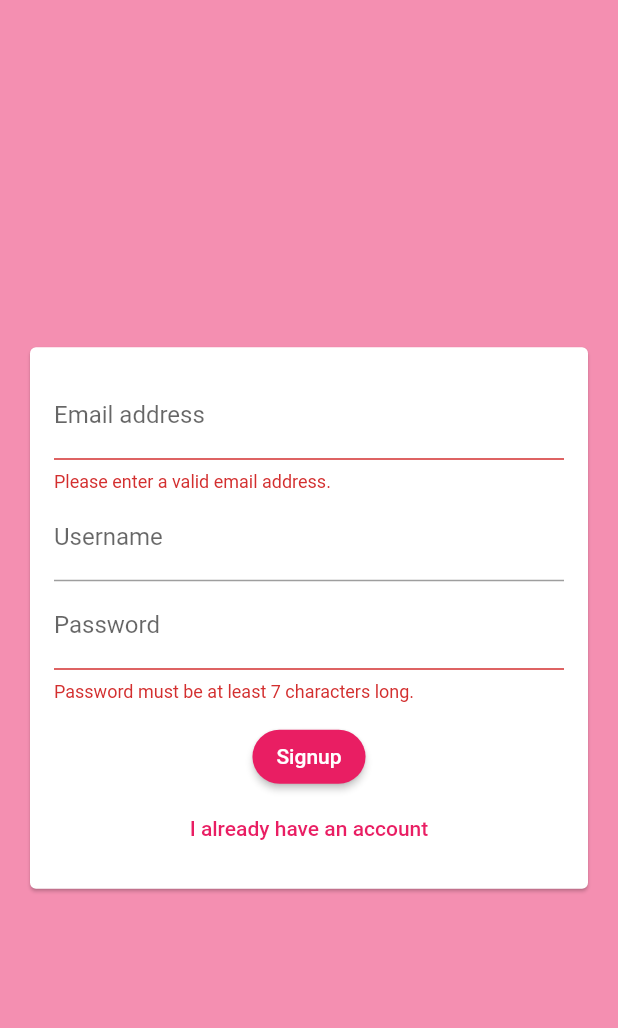
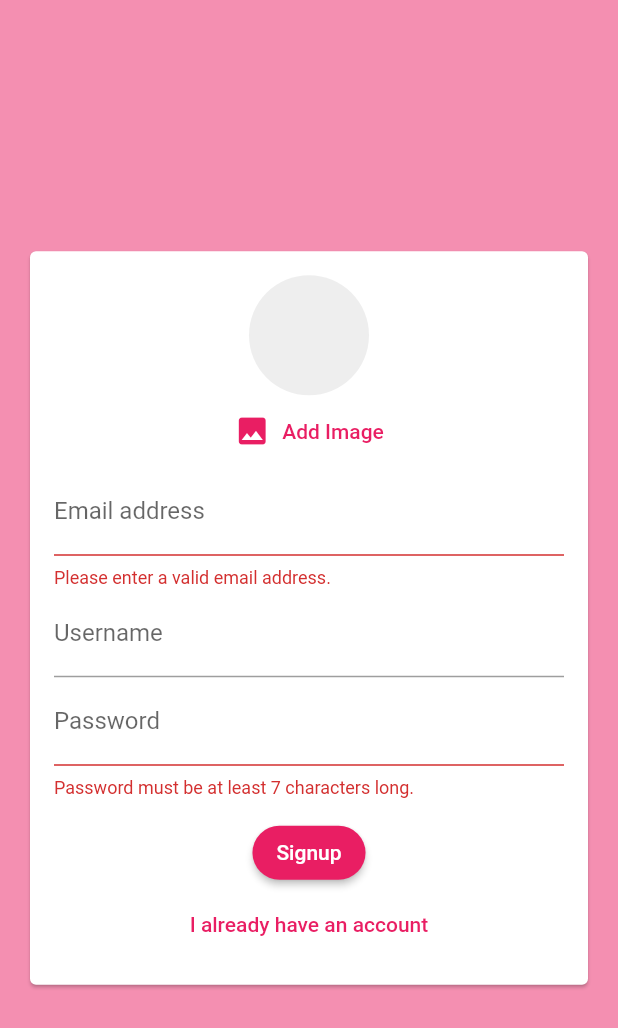
Before and after one commit to amberwilson/flutter-dart-complete-guide, a Flutter app: the screen it shows after launch, after a tap on "Login", after a tap on "Create new account", on a phone screen of 412 x 824 dp. Shown: the top 1028 px of the screen. Run offline on Flutter 3.47's test engine with Material 2 defaults, Android fonts, the phone set to English and light mode, and no system bars; our stand-ins replace cloud_firestore, firebase_auth, firebase_core, image_picker; accounts and stored records are empty.

Commit message:
Include avatar picker

```diff
--- a/chat_app/lib/screens/auth_screen.dart
+++ b/chat_app/lib/screens/auth_screen.dart
@@ -1,3 +1,5 @@
+import 'dart:io';
+
 import 'package:chat_app/widgets/auth/auth_form.dart';
 import 'package:cloud_firestore/cloud_firestore.dart';
 import 'package:firebase_auth/firebase_auth.dart';
@@ -19,6 +21,7 @@ class _AuthScreenState extends State<AuthScreen> {
     String password,
     String username,
     bool isLogin,
+    File userImageFile,
   ) async {
     setState(() {
       _isLoading = true;
--- a/chat_app/lib/widgets/auth/auth_form.dart
+++ b/chat_app/lib/widgets/auth/auth_form.dart
@@ -1,4 +1,8 @@
+import 'dart:io';
+
 import 'package:flutter/material.dart';
+
+import 'user_image_picker.dart';
 
 class AuthForm extends StatefulWidget {
   bool isLoading = false;
@@ -7,6 +11,7 @@ class AuthForm extends StatefulWidget {
     String password,
     String username,
     bool isLogin,
+    File userImageFile,
   ) submitFn;
 
   AuthForm(this.submitFn, this.isLoading, {Key? key}) : super(key: key);
@@ -21,8 +26,18 @@ class _AuthFormState extends State<AuthForm> {
   var _email = '';
   var _username = '';
   var _password = '';
+  File? _userImageFile;
 
   void _trySubmit() {
+    if (!_isLogin && _userImageFile == null) {
+      ScaffoldMessenger.of(context).showSnackBar(SnackBar(
+        content: const Text('Please pick an image.'),
+        backgroundColor: Theme.of(context).errorColor,
+      ));
+
+      return;
+    }
+
     if (_formKey.currentState!.validate()) {
       _formKey.currentState?.save();
       widget.submitFn(
@@ -30,6 +45,7 @@ class _AuthFormState extends State<AuthForm> {
         _password.trim(),
         _username.trim(),
         _isLogin,
+        _userImageFile!,
       );
     }
     FocusScope.of(context).unfocus();
@@ -48,6 +64,7 @@ class _AuthFormState extends State<AuthForm> {
               child: Column(
                 mainAxisSize: MainAxisSize.min,
                 children: [
+                  if (!_isLogin) UserImagePicker(_pickedImage),
                   TextFormField(
                     key: const ValueKey('email'),
                     validator: (value) {
@@ -101,7 +118,7 @@ class _AuthFormState extends State<AuthForm> {
                     },
                   ),
                   const SizedBox(height: 12),
-                  if (widget.isLoading) CircularProgressIndicator(),
+                  if (widget.isLoading) const CircularProgressIndicator(),
                   if (!widget.isLoading)
                     ElevatedButton(
                       onPressed: _trySubmit,
@@ -126,4 +143,8 @@ class _AuthFormState extends State<AuthForm> {
       ),
     );
   }
+
+  void _pickedImage(File image) {
+    _userImageFile = image;
+  }
 }
--- /dev/null
+++ b/chat_app/lib/widgets/auth/user_image_picker.dart
@@ -0,0 +1,52 @@
+import 'dart:io';
+
+import 'package:flutter/material.dart';
+import 'package:image_picker/image_picker.dart';
+
+class UserImagePicker extends StatefulWidget {
+  final Function(File pickedImage) imagePickFn;
+
+  const UserImagePicker(this.imagePickFn, {Key? key}) : super(key: key);
+
+  @override
+  State<UserImagePicker> createState() => _UserImagePickerState();
+}
+
+class _UserImagePickerState extends State<UserImagePicker> {
+  File? _pickedImage;
+
+  @override
+  Widget build(BuildContext context) {
+    return Column(
+      children: [
+        CircleAvatar(
+          radius: 40,
+          backgroundColor: Colors.grey[200],
+          backgroundImage:
+              _pickedImage == null ? null : FileImage(_pickedImage!),
+        ),
+        TextButton.icon(
+          onPressed: _pickImage,
+          icon: const Icon(Icons.image),
+          label: const Text('Add Image'),
+        ),
+      ],
+    );
+  }
+
+  Future<void> _pickImage() async {
+    final picker = ImagePicker();
+    final pickedImage = await picker.pickImage(source: ImageSource.camera);
+    if (pickedImage == null) {
+      return;
+    }
+
+    final pickedImageFile = File(pickedImage.path);
+
+    setState(() {
+      _pickedImage = pickedImageFile;
+    });
+
+    widget.imagePickFn(pickedImageFile);
+  }
+}
--- a/chat_app/pubspec.yaml
+++ b/chat_app/pubspec.yaml
@@ -38,6 +38,8 @@ dependencies:
   firebase_core: ^1.10.2
   cloud_firestore: ^3.1.13
   firebase_auth: ^3.3.16
+  image_picker: ^0.8.5
+  firebase_storage: ^10.2.15
 
 dev_dependencies:
   flutter_test:
```
Also changed, not shown: chat_app/pubspec.lock.
